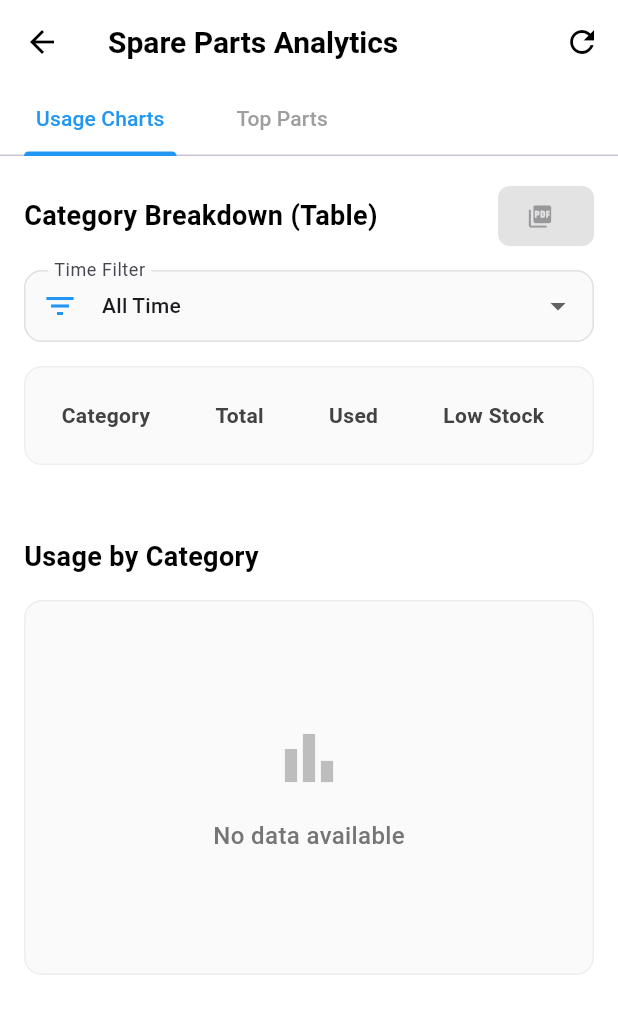
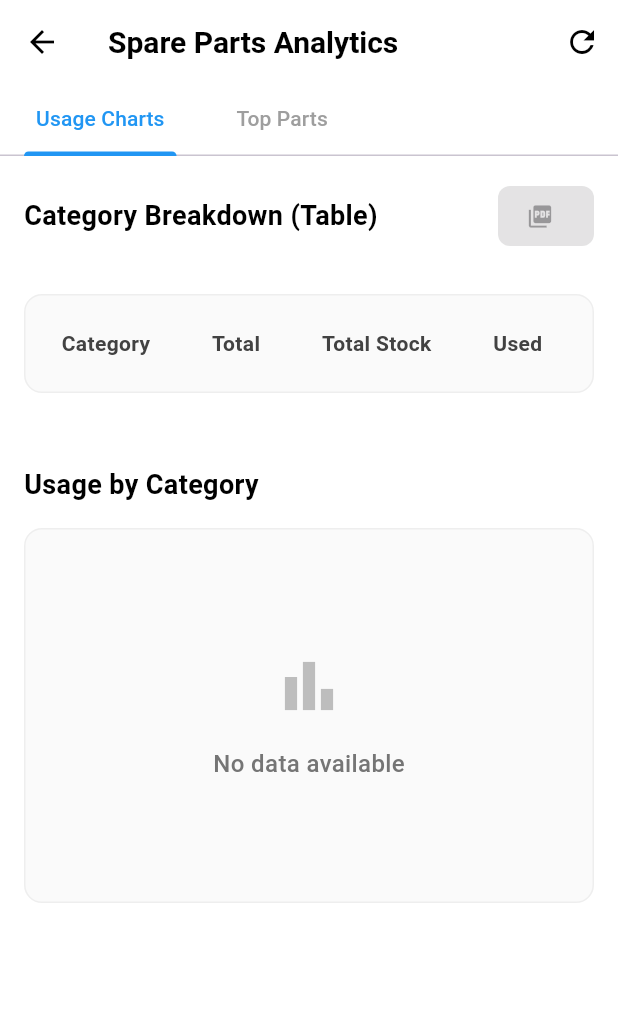
Before and after one commit to Jquann/workshoppro_manager, a Flutter app: the SparePartsAnalyticsScreen screen opened directly, on a phone screen of 412 x 824 dp. Shown: the top 1014 px of the screen. Run offline on Flutter 3.47's test engine with Material 3 defaults, Android fonts, the phone set to English and light mode, and no system bars; our stand-ins replace cloud_firestore, cloud_functions, firebase_auth, firebase_core, google_sign_in, image_cropper and 6 more; missing offline and left inert: external_path, mailer; accounts and stored records are empty; network calls fail; Roboto replaces fonts that are missing (SF Pro).

Commit message:
fix inv report

```diff
--- a/lib/pages/inventory_control/spare_parts_analytics.dart
+++ b/lib/pages/inventory_control/spare_parts_analytics.dart
@@ -149,7 +149,7 @@ class _SparePartsAnalyticsScreenState extends State<SparePartsAnalyticsScreen>
         int totalCategoryParts = partsList.length;
         int lowStockParts = 0;
         int requestedParts = 0;
-        int totalCategoryStock = 0;
+        int totalCategoryStock = 0; // This is already being calculated
         int totalCategoryUsed = 0;
         for (var part in partsList) {
           String normalizedName = part['normalizedName'] ?? '';
@@ -164,6 +164,7 @@ class _SparePartsAnalyticsScreenState extends State<SparePartsAnalyticsScreen>
         double utilizationRate = (totalCategoryUsed + totalCategoryStock) > 0 ? (totalCategoryUsed / (totalCategoryUsed + totalCategoryStock)) * 100 : 0.0;
         categoryAnalyticsMap[category] = {
           'totalParts': totalCategoryParts,
+          'totalStock': totalCategoryStock, // ADD THIS LINE - store the total stock
           'usedParts': totalCategoryUsed,
           'lowStockParts': lowStockParts,
           'requestedParts': requestedParts,
@@ -499,7 +500,7 @@ class _SparePartsAnalyticsScreenState extends State<SparePartsAnalyticsScreen>
       child: SingleChildScrollView(
         scrollDirection: Axis.horizontal,
         child: ConstrainedBox(
-          constraints: BoxConstraints(minWidth: 600), // Ensure minimum width for table
+          constraints: BoxConstraints(minWidth: 700), // Increase minimum width for additional column
           child: DataTable(
             columnSpacing: 20,
             horizontalMargin: 16,
@@ -512,6 +513,7 @@ class _SparePartsAnalyticsScreenState extends State<SparePartsAnalyticsScreen>
             columns: const [
               DataColumn(label: Text('Category', overflow: TextOverflow.ellipsis)),
               DataColumn(label: Text('Total', overflow: TextOverflow.ellipsis)),
+              DataColumn(label: Text('Total Stock', overflow: TextOverflow.ellipsis)), // NEW COLUMN
               DataColumn(label: Text('Used', overflow: TextOverflow.ellipsis)),
               DataColumn(label: Text('Low Stock', overflow: TextOverflow.ellipsis)),
               DataColumn(label: Text('Requested', overflow: TextOverflow.ellipsis)),
@@ -523,6 +525,7 @@ class _SparePartsAnalyticsScreenState extends State<SparePartsAnalyticsScreen>
               return DataRow(cells: [
                 DataCell(Text(cat, style: TextStyle(fontWeight: FontWeight.bold, fontSize: 13))),
                 DataCell(Text(hasParts ? data['totalParts'].toString() : '-', style: TextStyle(fontSize: 13))),
+                DataCell(Text(hasParts ? data['totalStock'].toString() : '-', style: TextStyle(fontSize: 13, color: Colors.blue[700], fontWeight: FontWeight.w600))), // NEW CELL
                 DataCell(Text(hasParts ? data['usedParts'].toString() : '-', style: TextStyle(fontSize: 13, color: Colors.green[700], fontWeight: FontWeight.w600))),
                 DataCell(Text(hasParts ? data['lowStockParts'].toString() : '-', style: TextStyle(fontSize: 13, color: Colors.orange[700], fontWeight: FontWeight.w600))),
                 DataCell(Text(hasParts ? data['requestedParts'].toString() : '-', style: TextStyle(fontSize: 13, color: Colors.red[700], fontWeight: FontWeight.w600))),
@@ -573,50 +576,50 @@ class _SparePartsAnalyticsScreenState extends State<SparePartsAnalyticsScreen>
             ),
             SizedBox(height: 12),
 
-            // Time Filter for Category Breakdown Table
-            Container(
-              width: double.infinity,
-              child: DropdownButtonFormField<String>(
-                value: _selectedTimeFilter,
-                decoration: InputDecoration(
-                  labelText: 'Time Filter',
-                  prefixIcon: Icon(Icons.filter_list, color: Colors.blue),
-                  border: OutlineInputBorder(
-                    borderRadius: BorderRadius.circular(12),
-                    borderSide: BorderSide(color: Colors.grey[300]!),
-                  ),
-                  enabledBorder: OutlineInputBorder(
-                    borderRadius: BorderRadius.circular(12),
-                    borderSide: BorderSide(color: Colors.grey[300]!),
-                  ),
-                  focusedBorder: OutlineInputBorder(
-                    borderRadius: BorderRadius.circular(12),
-                    borderSide: BorderSide(color: Colors.blue, width: 2),
-                  ),
-                  filled: true,
-                  fillColor: Colors.grey[50],
-                  contentPadding: EdgeInsets.symmetric(horizontal: 16, vertical: 12),
-                ),
-                items: _timeFilterOptions.map((String option) {
-                  return DropdownMenuItem<String>(
-                    value: option,
-                    child: Text(
-                      option,
-                      style: TextStyle(fontSize: 14),
-                    ),
-                  );
-                }).toList(),
-                onChanged: (String? newValue) {
-                  if (newValue != null) {
-                    setState(() {
-                      _selectedTimeFilter = newValue;
-                      // Apply time filtering to category analytics
-                      _applyTimeFilterToCategoryAnalytics();
-                    });
-                  }
-                },
-              ),
-            ),
+            // // Time Filter for Category Breakdown Table
+            // Container(
+            //   width: double.infinity,
+            //   child: DropdownButtonFormField<String>(
+            //     value: _selectedTimeFilter,
+            //     decoration: InputDecoration(
+            //       labelText: 'Time Filter',
+            //       prefixIcon: Icon(Icons.filter_list, color: Colors.blue),
+            //       border: OutlineInputBorder(
+            //         borderRadius: BorderRadius.circular(12),
+            //         borderSide: BorderSide(color: Colors.grey[300]!),
+            //       ),
+            //       enabledBorder: OutlineInputBorder(
+            //         borderRadius: BorderRadius.circular(12),
+            //         borderSide: BorderSide(color: Colors.grey[300]!),
+            //       ),
+            //       focusedBorder: OutlineInputBorder(
+            //         borderRadius: BorderRadius.circular(12),
+            //         borderSide: BorderSide(color: Colors.blue, width: 2),
+            //       ),
+            //       filled: true,
+            //       fillColor: Colors.grey[50],
+            //       contentPadding: EdgeInsets.symmetric(horizontal: 16, vertical: 12),
+            //     ),
+            //     items: _timeFilterOptions.map((String option) {
+            //       return DropdownMenuItem<String>(
+            //         value: option,
+            //         child: Text(
+            //           option,
+            //           style: TextStyle(fontSize: 14),
+            //         ),
+            //       );
+            //     }).toList(),
+            //     onChanged: (String? newValue) {
+            //       if (newValue != null) {
+            //         setState(() {
+            //           _selectedTimeFilter = newValue;
+            //           // Apply time filtering to category analytics
+            //           _applyTimeFilterToCategoryAnalytics();
+            //         });
+            //       }
+            //     },
+            //   ),
+            // ),
 
             SizedBox(height: 16),
             _buildCategoryBreakdownTableAll(),
```
